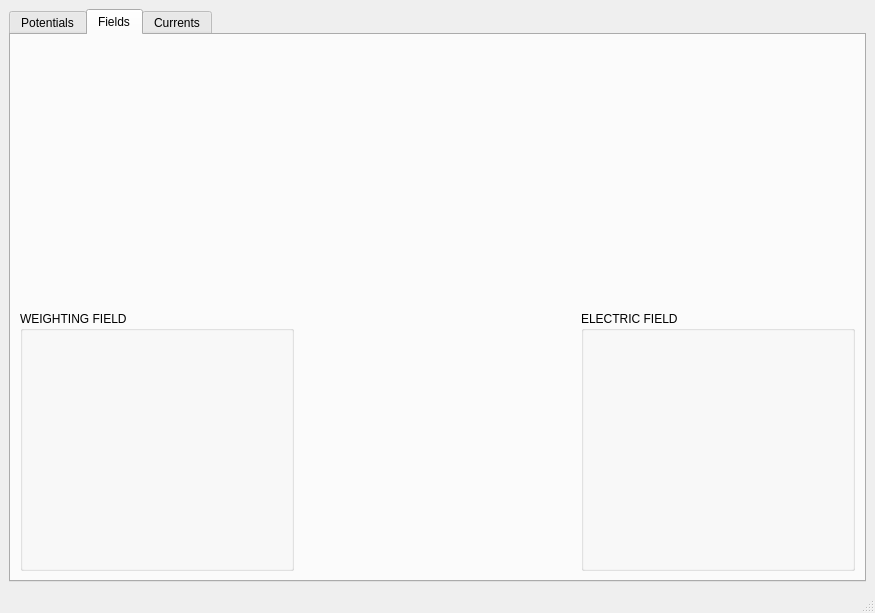
Qt form src/mainWindow.ui (IFCA-HEP/TRACS) before a commit.
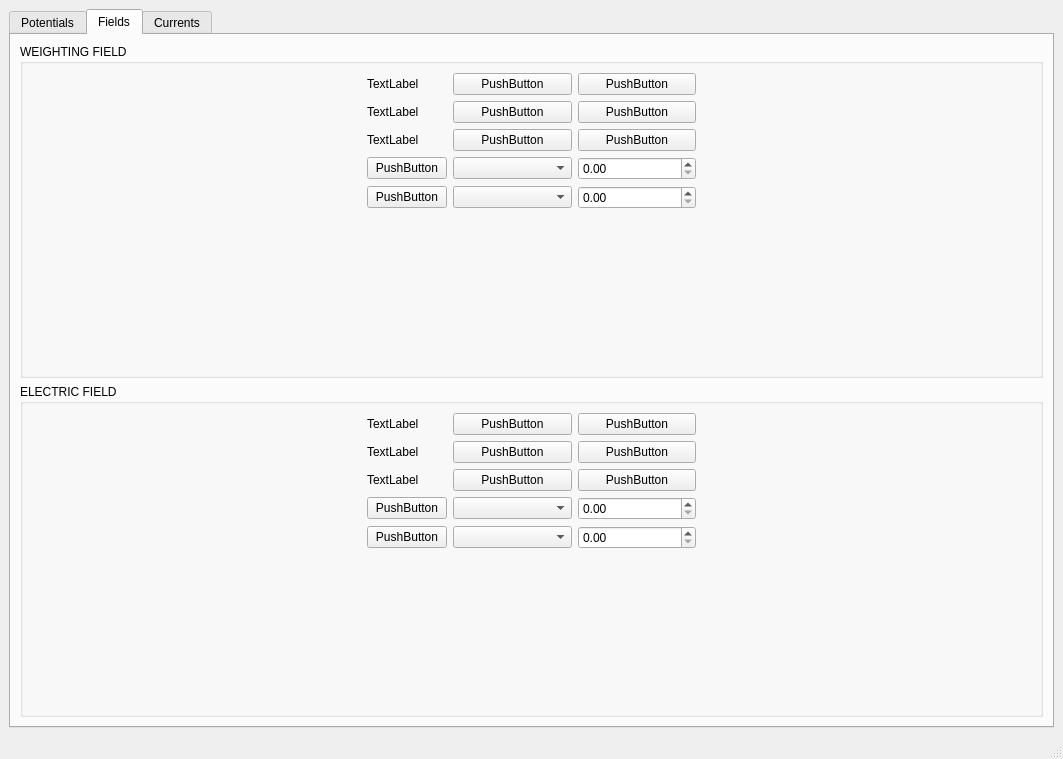
The same form after that commit. Custom widgets are drawn as their Qt base class.

Commit message: show electric and weighting module and fields tab mockup

The edit to the form file:
```diff
--- a/src/mainWindow.ui
+++ b/src/mainWindow.ui
@@ -6,8 +6,8 @@
    <rect>
     <x>0</x>
     <y>0</y>
-    <width>875</width>
-    <height>613</height>
+    <width>1063</width>
+    <height>759</height>
    </rect>
   </property>
   <property name="windowTitle">
@@ -366,37 +366,262 @@
        </attribute>
        <layout class="QVBoxLayout" name="verticalLayout_2">
         <item>
-         <layout class="QHBoxLayout" name="fields_top_layout">
-          <item>
-           <widget class="QCustomPlot" name="weighting_field_map_qcp" native="true"/>
-          </item>
-          <item>
-           <widget class="QCustomPlot" name="electric_field_map_qcp" native="true"/>
-          </item>
-         </layout>
+         <widget class="QGroupBox" name="weighting_field_group">
+          <property name="title">
+           <string>WEIGHTING FIELD</string>
+          </property>
+          <layout class="QHBoxLayout" name="horizontalLayout_12">
+           <item>
+            <widget class="QCustomPlot" name="weighting_field_map_qcp" native="true">
+             <zorder>formLayoutWidget_2</zorder>
+            </widget>
+           </item>
+           <item>
+            <layout class="QFormLayout" name="formLayout_4">
+             <item row="0" column="0">
+              <widget class="QLabel" name="label_4">
+               <property name="text">
+                <string>TextLabel</string>
+               </property>
+              </widget>
+             </item>
+             <item row="0" column="1">
+              <layout class="QHBoxLayout" name="horizontalLayout">
+               <item>
+                <widget class="QPushButton" name="pushButton">
+                 <property name="text">
+                  <string>PushButton</string>
+                 </property>
+                </widget>
+               </item>
+               <item>
+                <widget class="QPushButton" name="pushButton_2">
+                 <property name="text">
+                  <string>PushButton</string>
+                 </property>
+                </widget>
+               </item>
+              </layout>
+             </item>
+             <item row="1" column="0">
+              <widget class="QLabel" name="label_5">
+               <property name="text">
+                <string>TextLabel</string>
+               </property>
+              </widget>
+             </item>
+             <item row="1" column="1">
+              <layout class="QHBoxLayout" name="horizontalLayout_3">
+               <item>
+                <widget class="QPushButton" name="pushButton_3">
+                 <property name="text">
+                  <string>PushButton</string>
+                 </property>
+                </widget>
+               </item>
+               <item>
+                <widget class="QPushButton" name="pushButton_4">
+                 <property name="text">
+                  <string>PushButton</string>
+                 </property>
+                </widget>
+               </item>
+              </layout>
+             </item>
+             <item row="2" column="0">
+              <widget class="QLabel" name="label_6">
+               <property name="text">
+                <string>TextLabel</string>
+               </property>
+              </widget>
+             </item>
+             <item row="2" column="1">
+              <layout class="QHBoxLayout" name="horizontalLayout_4">
+               <item>
+                <widget class="QPushButton" name="pushButton_5">
+                 <property name="text">
+                  <string>PushButton</string>
+                 </property>
+                </widget>
+               </item>
+               <item>
+                <widget class="QPushButton" name="pushButton_6">
+                 <property name="text">
+                  <string>PushButton</string>
+                 </property>
+                </widget>
+               </item>
+              </layout>
+             </item>
+             <item row="3" column="0">
+              <widget class="QPushButton" name="pushButton_7">
+               <property name="text">
+                <string>PushButton</string>
+               </property>
+              </widget>
+             </item>
+             <item row="3" column="1">
+              <layout class="QHBoxLayout" name="horizontalLayout_5">
+               <item>
+                <widget class="QComboBox" name="comboBox"/>
+               </item>
+               <item>
+                <widget class="QDoubleSpinBox" name="doubleSpinBox"/>
+               </item>
+              </layout>
+             </item>
+             <item row="4" column="0">
+              <widget class="QPushButton" name="pushButton_8">
+               <property name="text">
+                <string>PushButton</string>
+               </property>
+              </widget>
+             </item>
+             <item row="4" column="1">
+              <layout class="QHBoxLayout" name="horizontalLayout_6">
+               <item>
+                <widget class="QComboBox" name="comboBox_2"/>
+               </item>
+               <item>
+                <widget class="QDoubleSpinBox" name="doubleSpinBox_2"/>
+               </item>
+              </layout>
+             </item>
+            </layout>
+           </item>
+           <item>
+            <widget class="QWidget" name="widget_2" native="true"/>
+           </item>
+          </layout>
+         </widget>
         </item>
         <item>
-         <layout class="QHBoxLayout" name="fields_bottom_layout">
-          <item>
-           <widget class="QGroupBox" name="weighting_field_group">
-            <property name="title">
-             <string>WEIGHTING FIELD</string>
-            </property>
-           </widget>
-          </item>
-          <item>
-           <widget class="QWidget" name="cut_field_qcp" native="true">
-            <zorder>electric_field_group</zorder>
-           </widget>
-          </item>
-          <item>
-           <widget class="QGroupBox" name="electric_field_group">
-            <property name="title">
-             <string>ELECTRIC FIELD</string>
-            </property>
-           </widget>
-          </item>
-         </layout>
+         <widget class="QGroupBox" name="electric_field_group">
+          <property name="title">
+           <string>ELECTRIC FIELD</string>
+          </property>
+          <layout class="QHBoxLayout" name="horizontalLayout_11">
+           <item>
+            <widget class="QCustomPlot" name="electric_field_map_qcp" native="true"/>
+           </item>
+           <item>
+            <layout class="QFormLayout" name="formLayout_5">
+             <item row="0" column="0">
+              <widget class="QLabel" name="label_7">
+               <property name="text">
+                <string>TextLabel</string>
+               </property>
+              </widget>
+             </item>
+             <item row="0" column="1">
+              <layout class="QHBoxLayout" name="horizontalLayout_2">
+               <item>
+                <widget class="QPushButton" name="pushButton_9">
+                 <property name="text">
+                  <string>PushButton</string>
+                 </property>
+                </widget>
+               </item>
+               <item>
+                <widget class="QPushButton" name="pushButton_10">
+                 <property name="text">
+                  <string>PushButton</string>
+                 </property>
+                </widget>
+               </item>
+              </layout>
+             </item>
+             <item row="1" column="0">
+              <widget class="QLabel" name="label_8">
+               <property name="text">
+                <string>TextLabel</string>
+               </property>
+              </widget>
+             </item>
+             <item row="1" column="1">
+              <layout class="QHBoxLayout" name="horizontalLayout_7">
+               <item>
+                <widget class="QPushButton" name="pushButton_11">
+                 <property name="text">
+                  <string>PushButton</string>
+                 </property>
+                </widget>
+               </item>
+               <item>
+                <widget class="QPushButton" name="pushButton_12">
+                 <property name="text">
+                  <string>PushButton</string>
+                 </property>
+                </widget>
+               </item>
+              </layout>
+             </item>
+             <item row="2" column="0">
+              <widget class="QLabel" name="label_9">
+               <property name="text">
+                <string>TextLabel</string>
+               </property>
+              </widget>
+             </item>
+             <item row="2" column="1">
+              <layout class="QHBoxLayout" name="horizontalLayout_8">
+               <item>
+                <widget class="QPushButton" name="pushButton_13">
+                 <property name="text">
+                  <string>PushButton</string>
+                 </property>
+                </widget>
+               </item>
+               <item>
+                <widget class="QPushButton" name="pushButton_14">
+                 <property name="text">
+                  <string>PushButton</string>
+                 </property>
+                </widget>
+               </item>
+              </layout>
+             </item>
+             <item row="3" column="0">
+              <widget class="QPushButton" name="pushButton_15">
+               <property name="text">
+                <string>PushButton</string>
+               </property>
+              </widget>
+             </item>
+             <item row="3" column="1">
+              <layout class="QHBoxLayout" name="horizontalLayout_9">
+               <item>
+                <widget class="QComboBox" name="comboBox_3"/>
+               </item>
+               <item>
+                <widget class="QDoubleSpinBox" name="doubleSpinBox_3"/>
+               </item>
+              </layout>
+             </item>
+             <item row="4" column="0">
+              <widget class="QPushButton" name="pushButton_16">
+               <property name="text">
+                <string>PushButton</string>
+               </property>
+              </widget>
+             </item>
+             <item row="4" column="1">
+              <layout class="QHBoxLayout" name="horizontalLayout_10">
+               <item>
+                <widget class="QComboBox" name="comboBox_4"/>
+               </item>
+               <item>
+                <widget class="QDoubleSpinBox" name="doubleSpinBox_4"/>
+               </item>
+              </layout>
+             </item>
+            </layout>
+           </item>
+           <item>
+            <widget class="QWidget" name="widget" native="true"/>
+           </item>
+          </layout>
+         </widget>
         </item>
        </layout>
       </widget>
```
Left out of the diff: 4 changed lines with no effect on the pictures. The commit also changes 2 other files.
